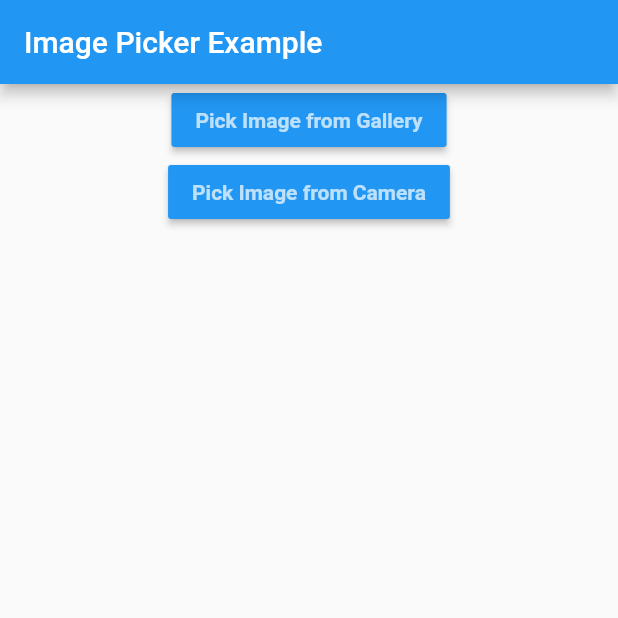
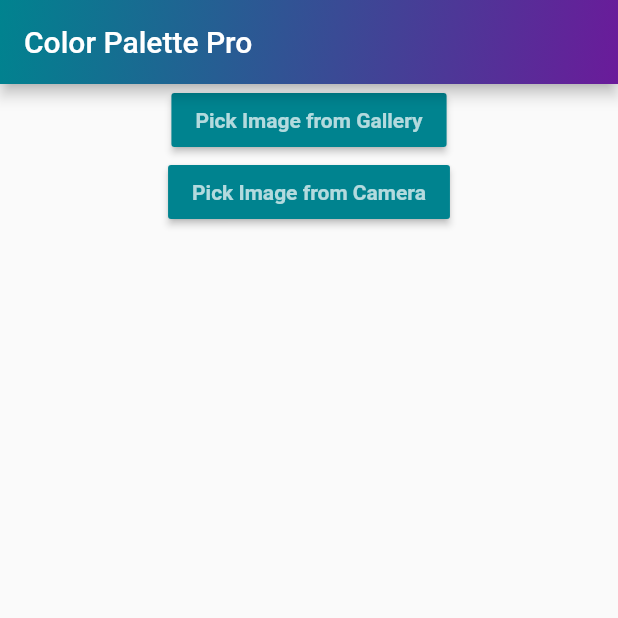
Before and after one commit to bhaveshasasik/color-palette-app, a Flutter app: the screen it shows after launch, on a phone screen of 412 x 824 dp, the top half of it. Run offline on Flutter 3.47's test engine with Material 2 defaults, Android fonts, the phone set to English and light mode, and no system bars; our stand-ins replace image_picker.

```diff
--- a/lib/home.dart
+++ b/lib/home.dart
@@ -33,13 +33,24 @@ class _HomePageState extends State<HomePage> {
   Widget build(BuildContext context) {
     return Scaffold(
       appBar: AppBar(
-        title: const Text("Image Picker Example"),
+        title: const Text(
+          "Color Palette Pro",
+        ),
+        flexibleSpace: Container(
+          decoration: BoxDecoration(
+            gradient: LinearGradient(
+              colors: [Colors.cyan.shade800, Colors.purple.shade800],
+              begin: Alignment.topLeft,
+              end: Alignment.bottomRight,
+            ),
+          ),
+        ),
       ),
       body: Center(
         child: Column(
           children: [
             MaterialButton(
-              color: Colors.blue,
+              color: Colors.cyan.shade800,
               child: const Text(
                 "Pick Image from Gallery",
                 style: TextStyle(
@@ -48,7 +59,7 @@ class _HomePageState extends State<HomePage> {
               onPressed: _pickImageFromGallery,
             ),
             MaterialButton(
-              color: Colors.blue,
+              color: Colors.cyan.shade800,
               child: const Text(
                 "Pick Image from Camera",
                 style: TextStyle(
@@ -105,18 +116,18 @@ class _HomePageState extends State<HomePage> {
       }).toList();
 
       print(hexColors);
-      _navigateToColorDisplayPage(hexColors);
+      _navigateToColorDisplayPage(hexColors, imageTemp);
     } else {
       print('HTTP request failed with status: ${response.statusCode}');
     }
     setState(() => this.image = imageTemp);
   }
 
-  void _navigateToColorDisplayPage(List<Color> colors) {
+  void _navigateToColorDisplayPage(List<Color> colors, final image) {
     Navigator.push(
       context,
       MaterialPageRoute(
-        builder: (context) => ColorDisplayPage(colors: colors),
+        builder: (context) => ColorDisplayPage(colors: colors, image: image),
       ),
     );
   }
```
Also changed, not shown: lib/palette.dart (+25 -9 lines).
